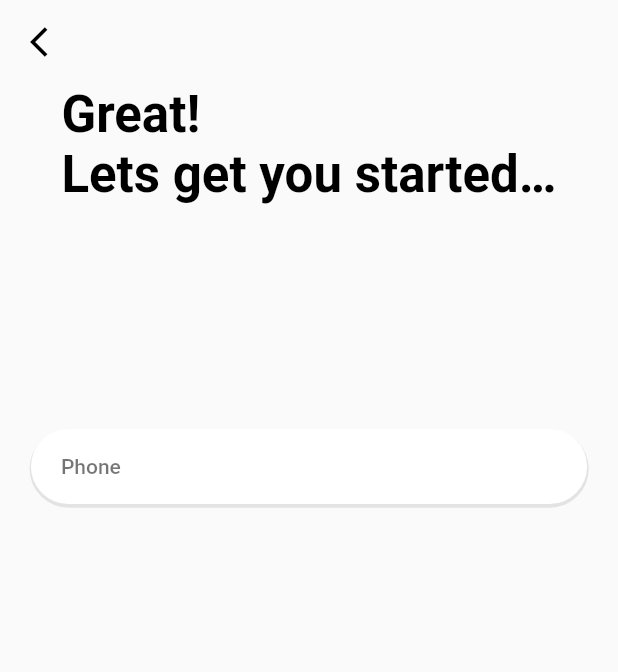
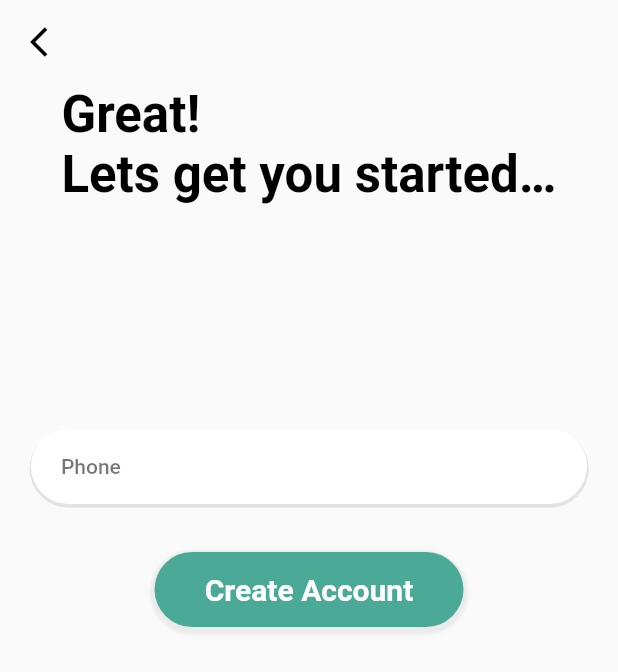
Before and after one commit to MaharGhazanfar/wedding_planner, a Flutter app: the SignUpPage screen opened directly, after a tap on "Sign up with Phone", on a phone screen of 412 x 824 dp. Shown: the top 672 px of the screen. Run offline on Flutter 3.47's test engine with Material 2 defaults, Android fonts, the phone set to English and light mode, and no system bars; our stand-ins replace carousel_slider, google_fonts, outline_gradient_button; missing offline and left inert: splash_screen_view; Roboto replaces fonts that are missing (Tinos).

Commit message:
wedding planner

```diff
--- a/lib/authentication/screens/phone_login_page.dart
+++ b/lib/authentication/screens/phone_login_page.dart
@@ -76,6 +76,34 @@ class _PhoneLoginPageState extends State<PhoneLoginPage> {
                 //     ModelValidation.gmailValidation(value!)
               ),
             ),
+             Padding(
+              padding: const EdgeInsets.only(top: 16.0),
+              child: Row(
+                mainAxisAlignment: MainAxisAlignment.center,
+                children: [
+                  Container(
+                      alignment: Alignment.center,
+                      height: 50,
+                      width: MediaQuery.of(context).size.width * 0.5,
+                      decoration: BoxDecoration(
+                          color: CustomColors.buttonBackgroundColor,
+                          borderRadius: BorderRadius.circular(50),
+                          boxShadow: [
+                            BoxShadow(
+                                color: Colors.black.withOpacity(0.06),
+                                offset: const Offset(
+                                  0,
+                                  2,
+                                ),
+                                spreadRadius: 3,
+                                blurRadius: 1),
+                          ]),
+                      child: Text('Create Account',
+                          style:
+                          ButtonsStyle.buttonTextStyle(context))),
+                ],
+              ),
+            ),
           ],),),
         ),
       ),
--- a/lib/repositry/utils/data_constants.dart
+++ b/lib/repositry/utils/data_constants.dart
@@ -17,9 +17,9 @@ class CustomColors {
   static const Color appBarColor = Colors.transparent;
   static const Color outLineBorderColor = Colors.black;
   static const Color outLineBorderColor2 = Colors.black;
-  static const Color clipperColor = Color(0xFFFD00D4);
-  static const Color frameColor = Colors.black12;
-  static const Color personIconColor = Colors.black26;
+ // static const Color clipperColor = Color(0xFFFD00D4);
+  //static const Color frameColor = Colors.black12;
+  //static const Color personIconColor = Colors.black26;
 
 ////////////////////////////////////////////////////////////////
 
```
Also changed, not shown: lib/authentication/screens/personal_info.dart (added, +53 -0 lines), lib/main.dart (+14 -4 lines).
